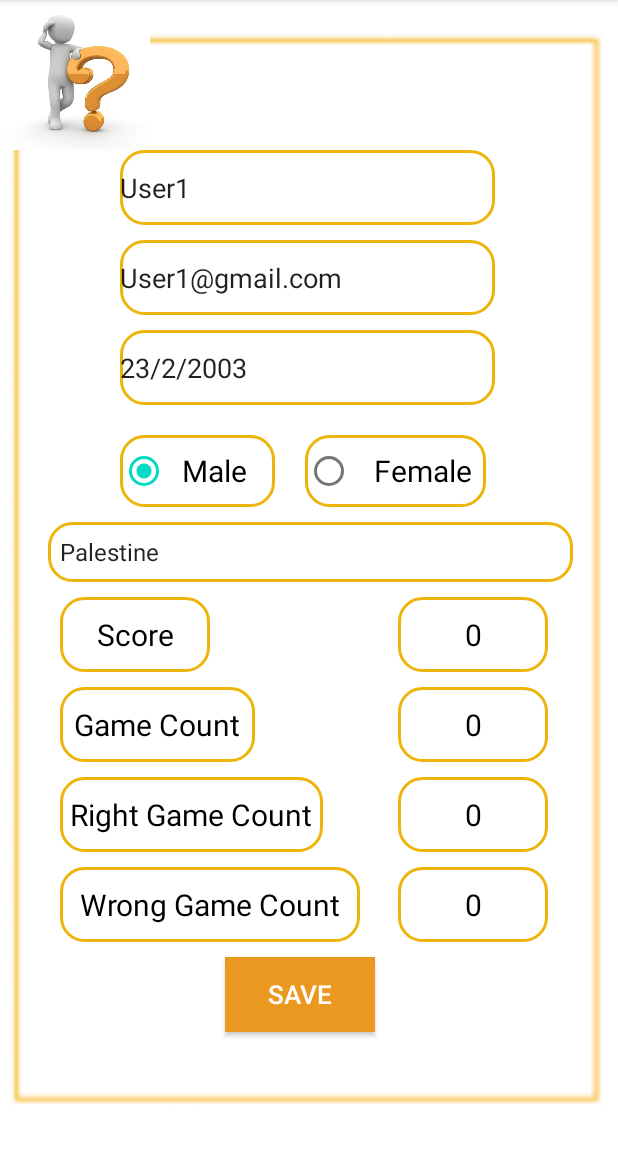
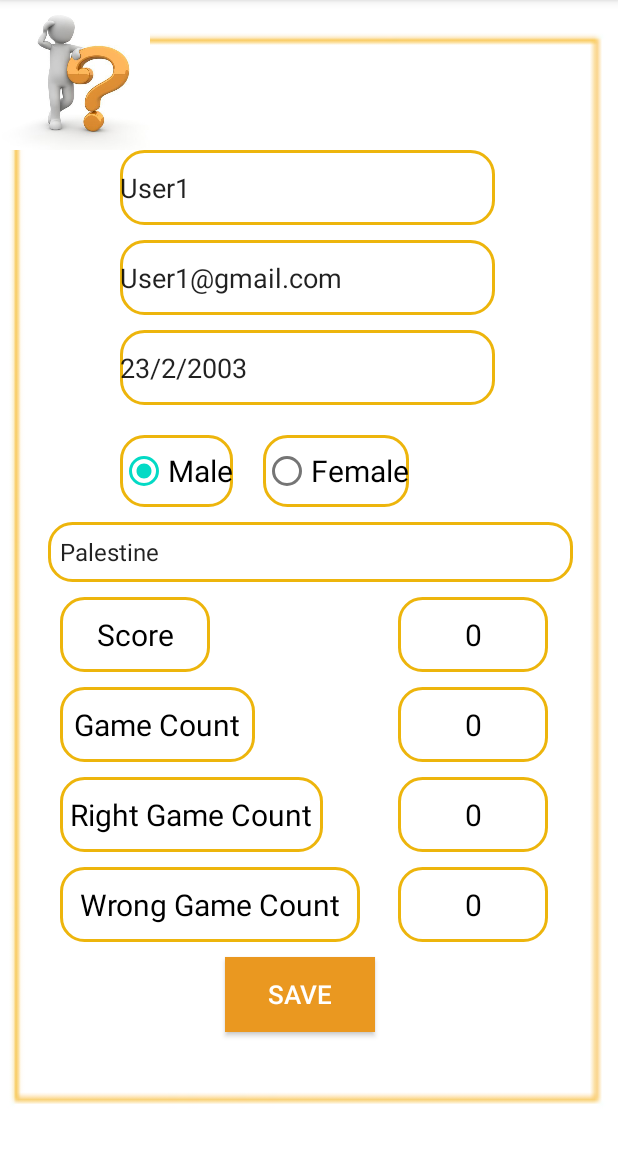
Before and after one commit to AsmaSyam/AsmaSyamFinalproject2, an Android app: the ProfileActivity screen opened directly, with no data from a screen before it, after a tap on "SAVE", on a phone screen of 412 x 824 dp, the part 84-1236 px from its top. Run offline under Robolectric (Android 15) with nearby library versions, the phone set to English and light mode, and no system bars; our stand-ins replace Room's generated code; libraries missing offline, so code that uses them is left out: com.wdullaer.materialdatetimepicker.

Commit message:
Update Profile Activity

```diff
--- a/app/src/main/java/com/example/asmasyamfinalproject/HomeActivity.java
+++ b/app/src/main/java/com/example/asmasyamfinalproject/HomeActivity.java
@@ -27,6 +27,7 @@ public class HomeActivity extends AppCompatActivity {
         super.onCreate(savedInstanceState);
         binding = ActivityHomeBinding.inflate(getLayoutInflater());
         setContentView(binding.getRoot());
+
         GameViewModule vm = new ViewModelProvider(this).get(GameViewModule.class);
 
         Calendar now = Calendar.getInstance();
--- a/app/src/main/java/com/example/asmasyamfinalproject/ProfileActivity.java
+++ b/app/src/main/java/com/example/asmasyamfinalproject/ProfileActivity.java
@@ -5,6 +5,7 @@ import androidx.lifecycle.Observer;
 import androidx.lifecycle.ViewModelProvider;
 
 import android.os.Bundle;
+import android.util.Log;
 import android.view.View;
 import android.widget.RadioButton;
 import android.widget.Toast;
@@ -32,6 +33,23 @@ public class ProfileActivity extends AppCompatActivity {
         setContentView(binding.getRoot());
 
         module = new ViewModelProvider(this).get(GameViewModule.class);
+
+       // للتاكد من حجم الأري والبيانات يلي بداخلها
+        module.getALlUsers().observe(this, new Observer<List<DataOfUsers>>() {
+            @Override
+            public void onChanged(List<DataOfUsers> dataOfUsers) {
+                for (int i = 0; i < dataOfUsers.size(); i++) {
+                    Log.d("dataOfUsersSize", "onChanged: " + dataOfUsers.size());
+                    Log.d("UsersId", "onChanged: " + dataOfUsers.get(i).getUsersId());
+                    Log.d("UserName", "onChanged: " + dataOfUsers.get(i).getUserName());
+                    Log.d("Gender", "onChanged: " + dataOfUsers.get(i).getGender());
+                    Log.d("Email", "onChanged: " + dataOfUsers.get(i).getEmail());
+                    Log.d("DateOfBirth", "onChanged: " + dataOfUsers.get(i).getDateOfBirth());
+                }
+
+            }
+        });
+
 
          module.getALlUsers().observe(this, new Observer<List<DataOfUsers>>() {
             @Override
@@ -131,7 +149,8 @@ public class ProfileActivity extends AppCompatActivity {
             public void onClick(View view) {
 
                 if(binding.userName.getText() != null && binding.dateOfBirth.getText() != null && binding.email.getText() != null
-                        && binding.radioGroup != null && binding.countriesSpinner.getSelectedItem() != null
+                        && (binding.radioMale.isChecked() || binding.radioFemale.isChecked())
+                        && binding.countriesSpinner.getSelectedItem() != null
                         && binding.score.getText() != null && binding.gameCount.getText() != null
                         && binding.rightGameCount.getText() != null && binding.wrongGameCount.getText() != null){
 
@@ -143,9 +162,8 @@ public class ProfileActivity extends AppCompatActivity {
                     int gender = binding.radioGroup.getCheckedRadioButtonId();
                     RadioButton radioButton =findViewById(gender);
 
+                    String TextGender = radioButton.getText().toString();
 
-
-                    String TextGender = radioButton.getText().toString();
                     String Countries = binding.countriesSpinner.getSelectedItem().toString();
 
                     int Score = Integer.parseInt(binding.score.getText().toString());
@@ -155,7 +173,7 @@ public class ProfileActivity extends AppCompatActivity {
 
                     module.updateUsersData(new DataOfUsers(1 ,UserName , Email , DateOfBirth ,TextGender , Countries , Score ,
                             GameCount , RightGameCount , WrongGameCount));
-                    // هنا رح اخزن في الروم داتابيز
+                    // هنا رح احدث على الروم داتابيز
                 }
                 else {
                     Toast.makeText(ProfileActivity.this, "Insert all of the data", Toast.LENGTH_SHORT).show();
--- a/app/src/main/res/layout/activity_profile.xml
+++ b/app/src/main/res/layout/activity_profile.xml
@@ -62,7 +62,7 @@
             android:layout_marginTop="10dp"
             android:background="@drawable/shape_to_profile"
             android:checked="false"
-            android:text="  Male    "
+            android:text="Male"
             android:textSize="20dp" />
 
         <RadioButton
@@ -73,7 +73,7 @@
             android:checked="false"
             android:layout_marginTop="10dp"
             android:layout_marginStart="20dp"
-            android:text="   Female  "
+            android:text="Female"
             android:textSize="20dp" />
     </RadioGroup>
 
@@ -151,7 +151,7 @@
 
             android:background="@drawable/shape_to_profile" />
 
-        .getText()<TextView
+        <TextView
             android:id="@+id/gameCount"
             android:layout_width="100dp"
             android:layout_height="50dp"
```
